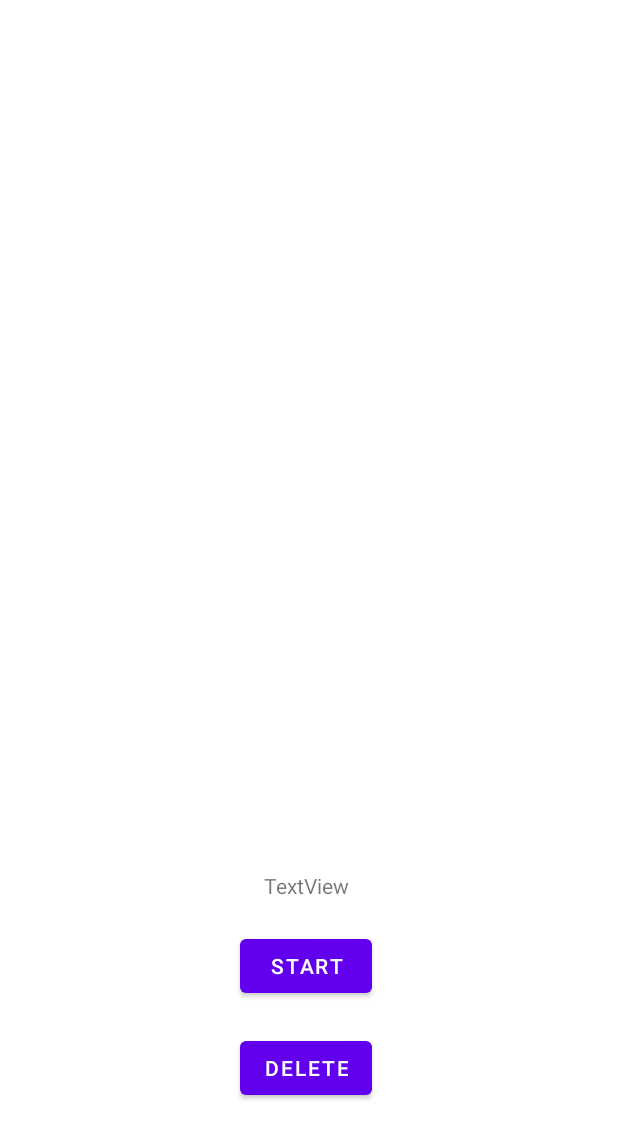
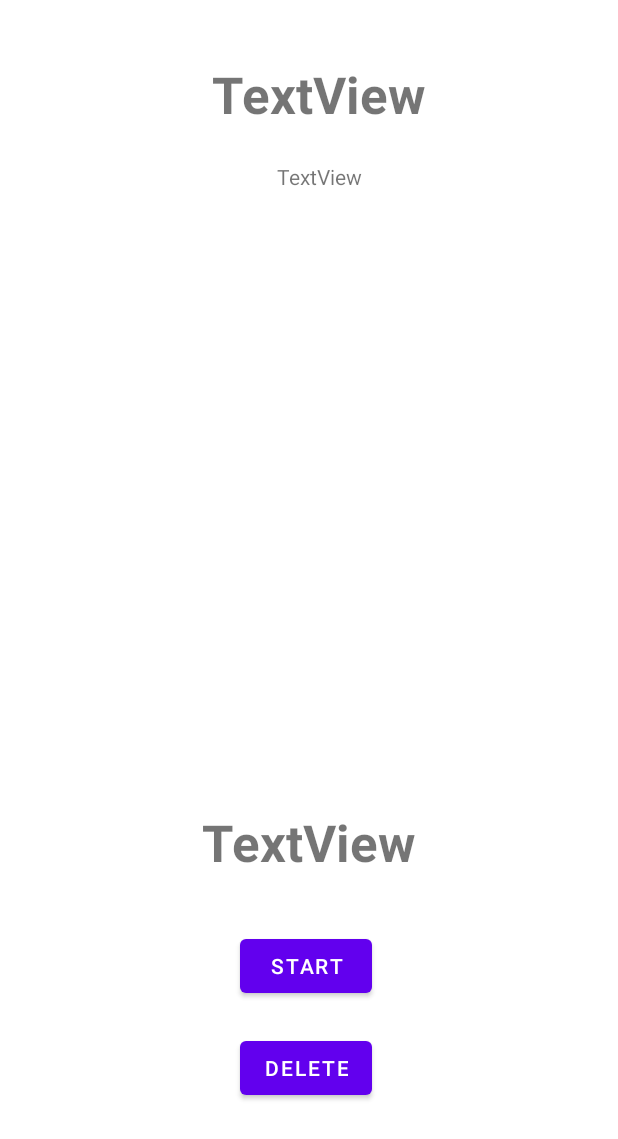
Before and after one commit to Rostin11/uek-dont-distract, an Android app: the layout activity_work_session.xml on its own in the app's theme, with its tools: preview values and no code run, on a phone screen of 412 x 824 dp. Shown: the top 1139 px of the screen. Run offline under Robolectric (Android 15) with nearby library versions, the phone set to English and light mode, and no system bars.

Commit message:
Better description of Session.

```diff
--- a/app/src/main/java/ch/ergon/rs/dontdistract/WorkSessionActivity.kt
+++ b/app/src/main/java/ch/ergon/rs/dontdistract/WorkSessionActivity.kt
@@ -16,6 +16,8 @@ import ch.ergon.rs.dontdistract.service.HandleSessionsService
 
 class WorkSessionActivity : AppCompatActivity() {
     lateinit var countDownText: TextView;
+    lateinit var sessionNameField: TextView;
+    lateinit var sessionDateField: TextView;
     lateinit var countDownButton: Button;
     lateinit var deleteButton: Button;
     var listIndex: Int = -1
@@ -73,10 +75,16 @@ class WorkSessionActivity : AppCompatActivity() {
         milliSecondsLeft = remainingMinutes * 60000
 
         countDownText = findViewById(R.id.countDownTextView)
+        sessionNameField = findViewById(R.id.sessionNameField)
+        sessionDateField = findViewById(R.id.sessionDateField)
+        countDownText = findViewById(R.id.countDownTextView)
         countDownButton = findViewById(R.id.countDownButton)
         deleteButton = findViewById(R.id.deleteButton)
 
+        sessionNameField.text = sessionName
+        sessionDateField.text = "Endet am ${endDate.day}/${endDate.month}/${endDate.year}"
 
+        updateTimer()
 
     }
 
--- a/app/src/main/res/layout/activity_work_session.xml
+++ b/app/src/main/res/layout/activity_work_session.xml
@@ -8,11 +8,14 @@
 
     <TextView
         android:id="@+id/countDownTextView"
-        android:layout_width="wrap_content"
-        android:layout_height="wrap_content"
-        android:layout_marginStart="176dp"
+        android:layout_width="203dp"
+        android:layout_height="61dp"
+        android:layout_marginStart="104dp"
         android:layout_marginBottom="20dp"
         android:text="TextView"
+        android:textAlignment="center"
+        android:textSize="34sp"
+        android:textStyle="bold"
         app:layout_constraintBottom_toTopOf="@+id/countDownButton"
         app:layout_constraintStart_toStartOf="parent" />
 
@@ -38,4 +41,28 @@
         app:layout_constraintBottom_toBottomOf="parent"
         app:layout_constraintStart_toStartOf="parent" />
 
+    <TextView
+        android:id="@+id/sessionNameField"
+        android:layout_width="333dp"
+        android:layout_height="44dp"
+        android:layout_marginStart="45dp"
+        android:layout_marginTop="40dp"
+        android:text="TextView"
+        android:textAlignment="center"
+        android:textSize="34sp"
+        android:textStyle="bold"
+        app:layout_constraintStart_toStartOf="parent"
+        app:layout_constraintTop_toTopOf="parent" />
+
+    <TextView
+        android:id="@+id/sessionDateField"
+        android:layout_width="337dp"
+        android:layout_height="28dp"
+        android:layout_marginStart="44dp"
+        android:layout_marginTop="24dp"
+        android:text="TextView"
+        android:textAlignment="center"
+        app:layout_constraintStart_toStartOf="parent"
+        app:layout_constraintTop_toBottomOf="@+id/sessionNameField" />
+
 </androidx.constraintlayout.widget.ConstraintLayout>
```
